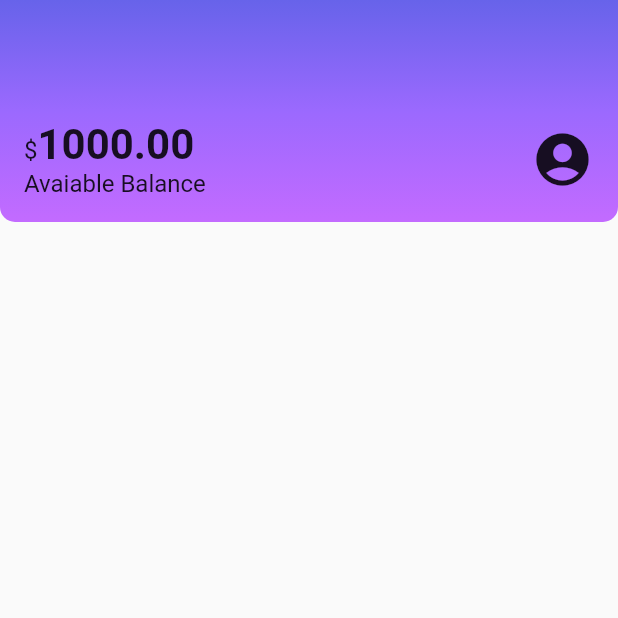
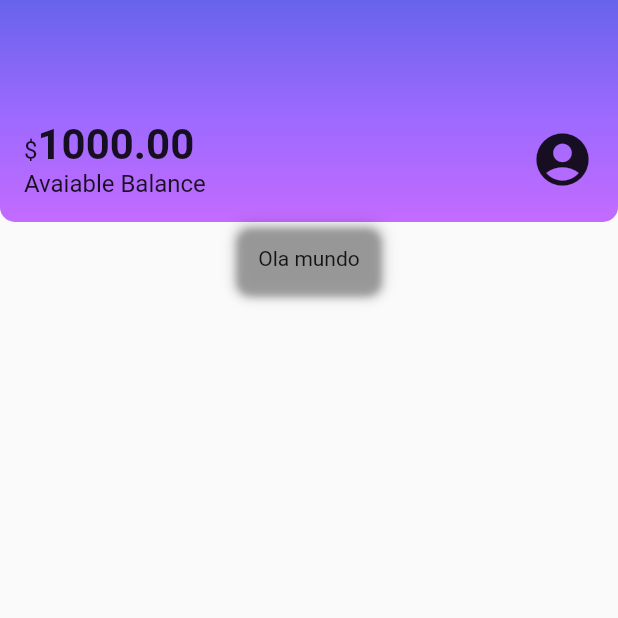
Before and after one commit to BrunaMello/alura_flutter_styling_and_reproduce_layouts, a Flutter app: the screen it shows after launch, on a phone screen of 412 x 824 dp, the top half of it. Run offline on Flutter 3.47's test engine with Material 2 defaults, Android fonts, the phone set to English and light mode, and no system bars.

Commit message:
03. Creating new Components
Let's review what we learned in this class:

Perceive visual and structural repetitions in the project, applying techniques to organize the code according to the layout;
Plan the structure of a customized widget to suit the needs of the project;
Receive widgets within other widgets, thinking about making our customized widget as flexible as possible;
Know the shading property of Widgets to add a new visual effect.
Now it's time to learn how to deal with themes, an important concept to further style an application's layout.

```diff
--- /dev/null
+++ b/lib/components/box_card.dart
@@ -0,0 +1,19 @@
+import 'package:flutter/material.dart';
+
+class BoxCard extends StatelessWidget {
+  final Widget boxContent;
+
+  const BoxCard({Key? key, required this.boxContent}) : super(key: key);
+
+  @override
+  Widget build(BuildContext context) {
+    return Container(
+      padding: const EdgeInsets.all(16),
+      decoration: BoxDecoration(
+        boxShadow: kElevationToShadow[3],
+        borderRadius: BorderRadius.circular(10),
+      ),
+      child: boxContent,
+    );
+  }
+}
--- a/lib/screens/home.dart
+++ b/lib/screens/home.dart
@@ -1,3 +1,4 @@
+import 'package:alura_flutter_styling_and_reproduce_layouts/components/box_card.dart';
 import 'package:alura_flutter_styling_and_reproduce_layouts/components/sections/header.dart';
 import 'package:flutter/material.dart';
 
@@ -10,6 +11,8 @@ class Home extends StatelessWidget {
       body: Column(
         children: <Widget>[
           Header(),
+          BoxCard(boxContent: Text('Ola mundo'),
+          )
 
         ],
       ),
```
